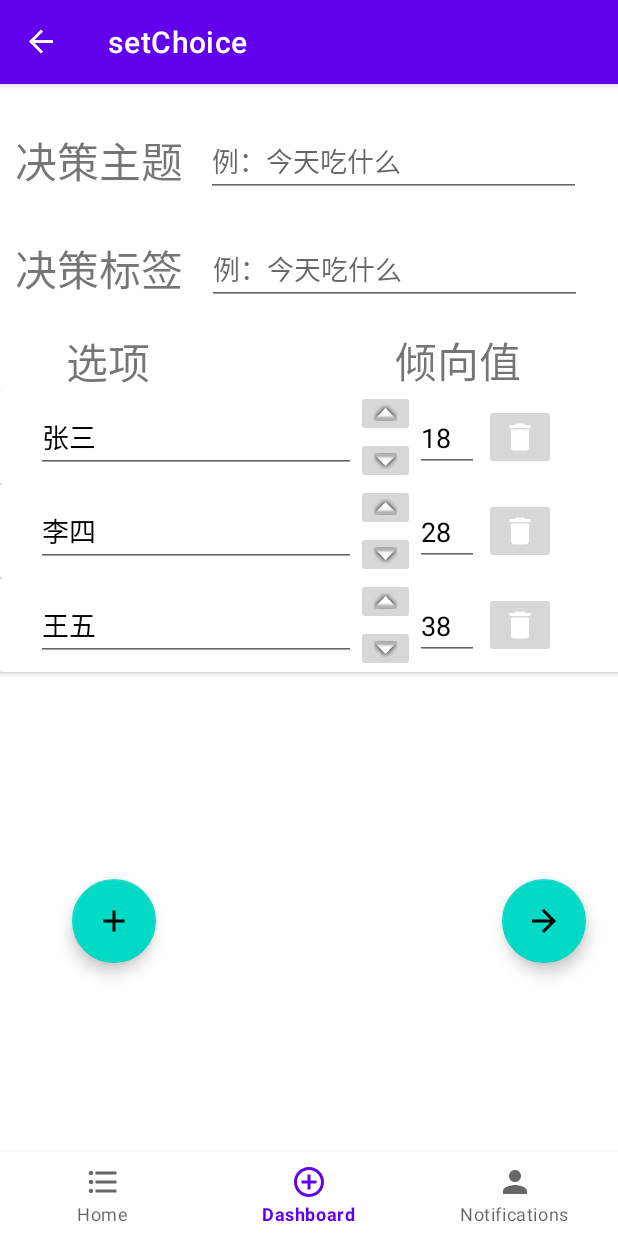
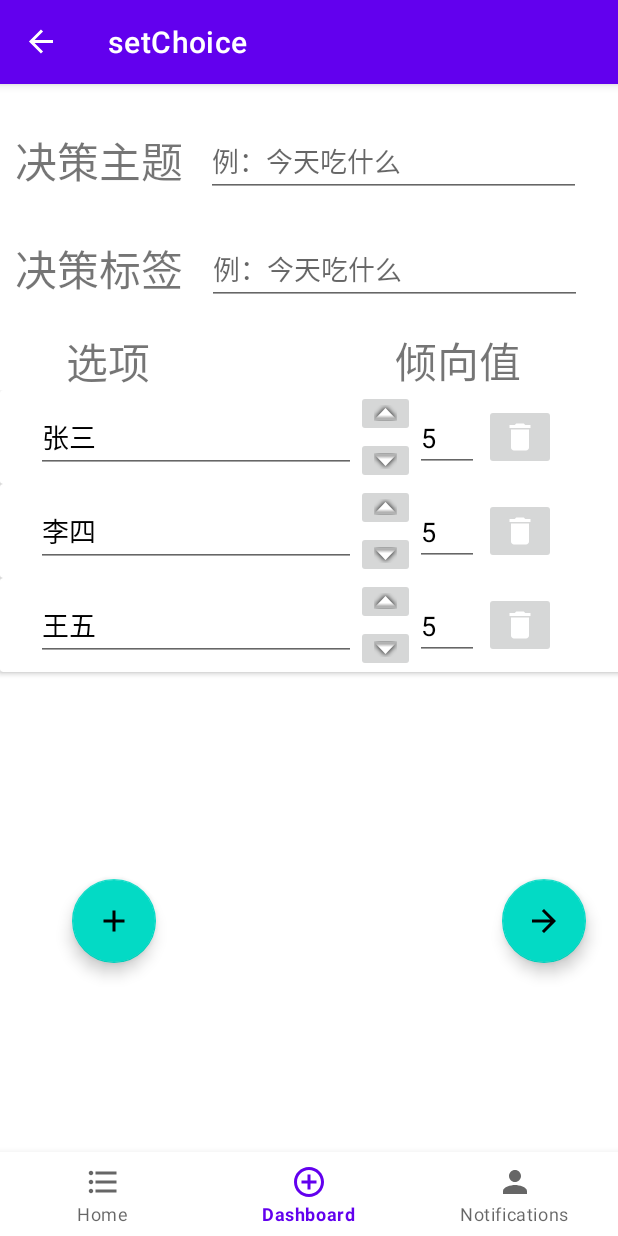
Before and after one commit to shizuka1117/magicConchDemo, an Android app: the HomeSetFragment screen opened through its navigation route, on a phone screen of 412 x 824 dp. Run offline under Robolectric (Android 15) with nearby library versions, the phone set to English and light mode, and no system bars; our stand-ins replace data binding, navigation-ui; 1 statement that could not run was skipped.

Commit message:
0.35 增加限制倾向值、限制标题不能为空、限制选项不能全为空

```diff
--- a/app/src/main/java/com/example/magiccouchdemo/ui/home/HomeViewModel.java
+++ b/app/src/main/java/com/example/magiccouchdemo/ui/home/HomeViewModel.java
@@ -6,8 +6,8 @@ import androidx.lifecycle.ViewModel;
 
 public class HomeViewModel extends ViewModel {
     public ObservableArrayList<Option> mList = new ObservableArrayList<>();
-    private MutableLiveData<String> decName;
-    private MutableLiveData<String> tag;
+    private MutableLiveData<String> decName = new MutableLiveData<>();
+    private MutableLiveData<String> tag = new MutableLiveData<>();
     private String result;
 
     public HomeViewModel() {
--- a/app/src/main/java/com/example/magiccouchdemo/ui/home/Home_Page/HomeResultFragment.java
+++ b/app/src/main/java/com/example/magiccouchdemo/ui/home/Home_Page/HomeResultFragment.java
@@ -1,8 +1,10 @@
 package com.example.magiccouchdemo.ui.home.Home_Page;
 
+import android.graphics.BitmapFactory;
 import android.os.Bundle;
 
 import androidx.databinding.DataBindingUtil;
+import androidx.databinding.ObservableArrayList;
 import androidx.fragment.app.Fragment;
 import androidx.lifecycle.ViewModelProvider;
 import androidx.navigation.NavController;
@@ -16,6 +18,7 @@ import android.view.ViewGroup;
 import com.example.magiccouchdemo.R;
 import com.example.magiccouchdemo.databinding.FragmentHomeResultBinding;
 import com.example.magiccouchdemo.ui.home.HomeViewModel;
+import com.example.magiccouchdemo.ui.home.Option;
 
 
 public class HomeResultFragment extends Fragment {
--- a/app/src/main/java/com/example/magiccouchdemo/ui/home/Home_Page/HomeSetFragment.java
+++ b/app/src/main/java/com/example/magiccouchdemo/ui/home/Home_Page/HomeSetFragment.java
@@ -3,12 +3,14 @@ package com.example.magiccouchdemo.ui.home.Home_Page;
 import android.os.Bundle;
 
 import androidx.databinding.DataBindingUtil;
+import androidx.databinding.ObservableArrayList;
 import androidx.fragment.app.Fragment;
 import androidx.lifecycle.ViewModelProvider;
 import androidx.navigation.NavController;
 import androidx.navigation.Navigation;
 import androidx.recyclerview.widget.LinearLayoutManager;
 
+import android.text.TextUtils;
 import android.util.Log;
 import android.view.LayoutInflater;
 import android.view.View;
@@ -34,6 +36,7 @@ public class HomeSetFragment extends Fragment {
         binding = DataBindingUtil.inflate(inflater,
                 R.layout.fragment_home_set, container, false);
         binding.setLifecycleOwner(getActivity());
+        ObservableArrayList<Option> options = homeViewModel.getmList();
         binding.recyclerView.setLayoutManager(new LinearLayoutManager(getContext()));
         binding.addOption.setOnClickListener(new View.OnClickListener() {
             @Override
@@ -44,29 +47,30 @@ public class HomeSetFragment extends Fragment {
             }
         });
         adapter = new OptionAdapter(getContext());
-        homeViewModel.setmList(adapter.getItems());
         binding.recyclerView.setAdapter(adapter);
         binding.nextButton.setOnClickListener(new View.OnClickListener(){
             @Override
             public void onClick(View v) {
-                String result = adapter.computeResult();
-                homeViewModel.setResult(result);
-                if(homeViewModel.getDecName().getValue()==null){
+                if(TextUtils.isEmpty(binding.decTitle.getText())){
                     Toast.makeText(v.getContext(), "决策主题不能为空！", Toast.LENGTH_SHORT).show();
                 }
-                else if(homeViewModel.getmList()==null){
+                else if(adapter.getItems().size()==0){
                     Toast.makeText(v.getContext(), "还没有添加任何选项！", Toast.LENGTH_SHORT).show();
                 }
                 else{
+                    String result = adapter.computeResult();
+                    homeViewModel.getDecName();
+                    homeViewModel.setmList(adapter.getItems());
+                    homeViewModel.setResult(result);
                     NavController controller = Navigation.findNavController(v);
                     //确认提交
                     controller.navigate(R.id.action_HomeSetFragment_to_HomeResultFragment);
                 }
             }
         });
-        adapter.getItems().add(new Option("张三", 18));
-        adapter.getItems().add(new Option("李四", 28));
-        adapter.getItems().add(new Option("王五", 38));
+        adapter.getItems().add(new Option("张三", 5));
+        adapter.getItems().add(new Option("李四", 5));
+        adapter.getItems().add(new Option("王五", 5));
         return binding.getRoot();
     }
 
--- a/app/src/main/java/com/example/magiccouchdemo/ui/home/OptionAdapter.java
+++ b/app/src/main/java/com/example/magiccouchdemo/ui/home/OptionAdapter.java
@@ -69,12 +69,14 @@ public class OptionAdapter extends BaseBindingAdapter<Option, OptionItemBinding>
             @Override
             public void onClick(View v) {
                 binding.getOption().addValue(1);
+                notifyDataSetChanged();
             }
         });
         binding.minusValue.setOnClickListener(new View.OnClickListener() {
             @Override
             public void onClick(View v) {
                 binding.getOption().addValue(-1);
+                notifyDataSetChanged();
             }
         });
         return new BaseBindingViewHolder(binding.getRoot());
```
